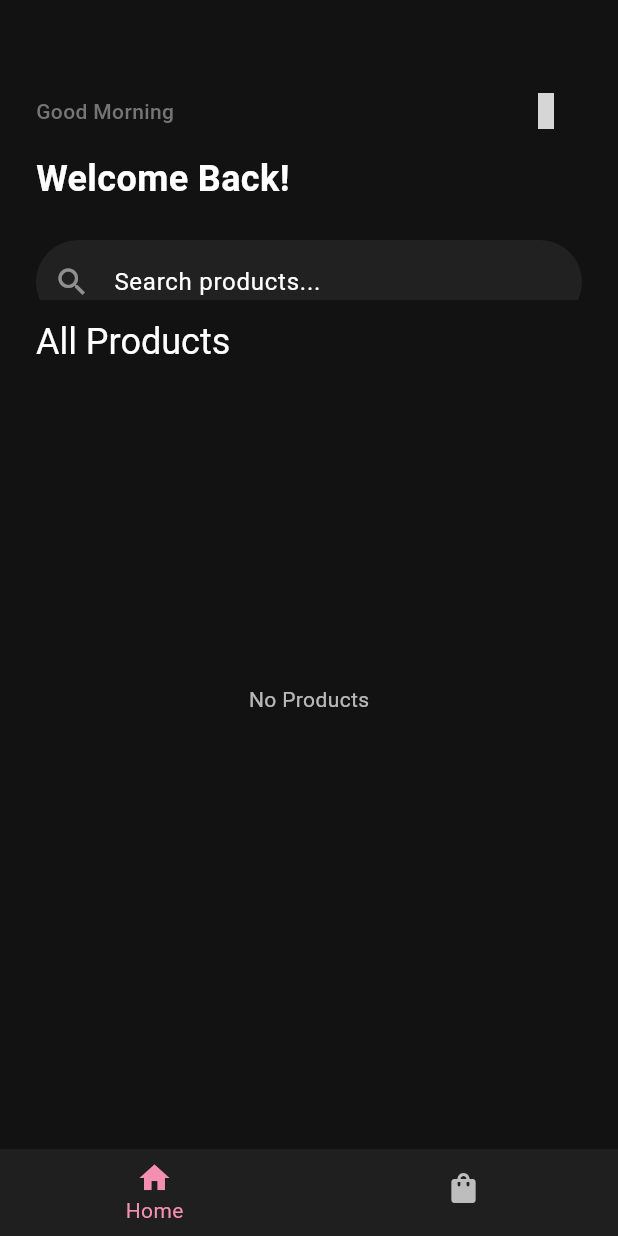
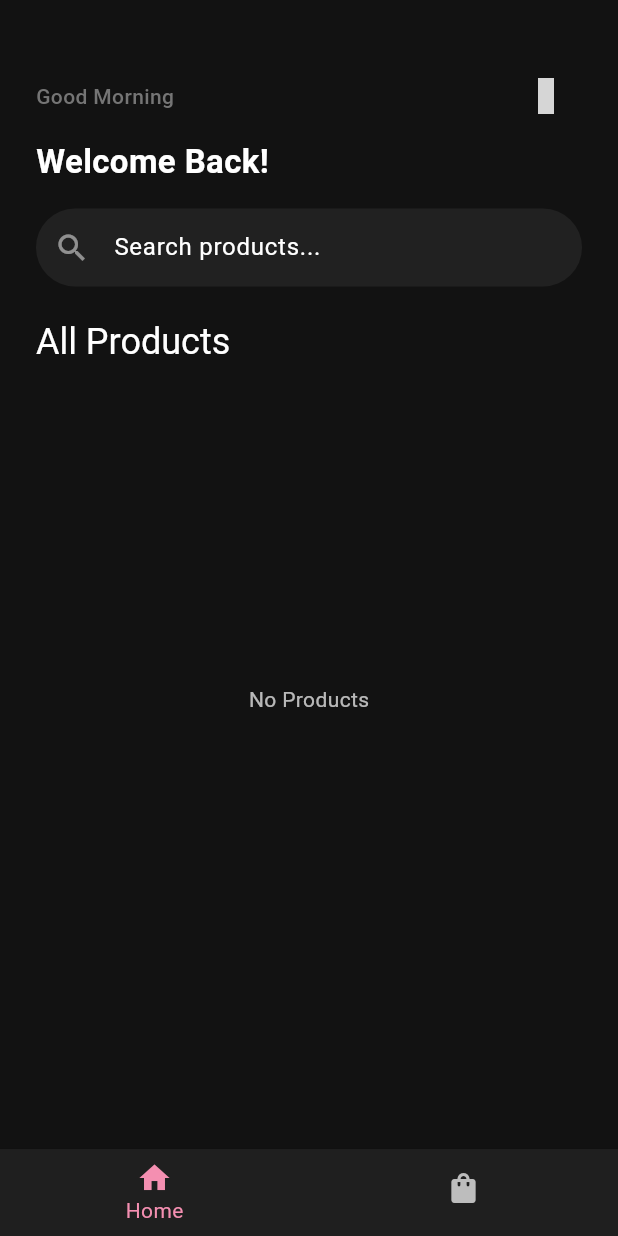
Before and after one commit to saneeswaran/tech-saint-task, a Flutter app: the screen it shows after launch, after a tap on an icon or button, on a phone screen of 412 x 824 dp. Run offline on Flutter 3.47's test engine with Material 3 defaults, Android fonts, the phone set to English and light mode, and no system bars; our stand-ins replace cached_network_image, connectivity_plus, device_preview, flutter_riverpod, fpdart, freezed_annotation and 4 more; accounts and stored records are empty; network calls fail; grey boxes are pictures that could not be loaded.

Commit message:
responsive page

```diff
--- a/lib/features/home page/components/home_app_bar.dart
+++ b/lib/features/home page/components/home_app_bar.dart
@@ -12,39 +12,51 @@ class HomeAppBar extends ConsumerWidget {
   Widget build(BuildContext context, WidgetRef ref) {
     final isLightTheme = ref.watch(themeProvider);
 
+    return LayoutBuilder(
+      builder: (context, constraints) {
+        final isTablet = constraints.maxWidth >= 600;
+
         return Padding(
-      padding: const EdgeInsets.symmetric(horizontal: 24),
+          padding: EdgeInsets.symmetric(horizontal: isTablet ? 40 : 24),
+          child: SingleChildScrollView(
+            physics: const NeverScrollableScrollPhysics(),
             child: Column(
               crossAxisAlignment: CrossAxisAlignment.start,
               children: [
-          const SizedBox(height: 50),
+                SizedBox(height: isTablet ? 60 : 40),
+
                 Row(
                   mainAxisAlignment: MainAxisAlignment.spaceBetween,
                   children: [
                     Text(
                       "Good Morning",
                       style: TextStyle(
-                  fontSize: 14,
+                        fontSize: isTablet ? 16 : 14,
                         color: Colors.grey.shade600,
                         fontWeight: FontWeight.w500,
                       ),
                     ),
                     IconButton(
-                onPressed: () => ref.read(themeProvider.notifier).toggleTheme(),
+                      onPressed: () =>
+                          ref.read(themeProvider.notifier).toggleTheme(),
                       icon: Icon(isLightTheme ? Iconsax.moon : Iconsax.sun),
                     ),
                   ],
                 ),
+
                 const SizedBox(height: 4),
+
                 Text(
                   "Welcome Back!",
                   style: TextStyle(
-              fontSize: 24,
+                    fontSize: isTablet ? 30 : 22,
                     fontWeight: FontWeight.bold,
                     color: isLightTheme ? Colors.black : Colors.white,
                   ),
                 ),
-          const SizedBox(height: 24),
+
+                SizedBox(height: isTablet ? 20 : 16),
+
                 GestureDetector(
                   onTap: () => Navigator.push(
                     context,
@@ -54,6 +66,8 @@ class HomeAppBar extends ConsumerWidget {
                     tag: "searchbar",
                     child: AbsorbPointer(
                       absorbing: true,
+                      child: SizedBox(
+                        height: 52,
                         child: CustomTextFormField(
                           controller: TextEditingController(),
                           labelText: "Search products...",
@@ -61,8 +75,12 @@ class HomeAppBar extends ConsumerWidget {
                       ),
                     ),
                   ),
+                ),
               ],
             ),
+          ),
+        );
+      },
     );
   }
 }
--- a/lib/features/home page/view model/product_notifier.dart
+++ b/lib/features/home page/view model/product_notifier.dart
@@ -1,6 +1,7 @@
 import 'package:flutter_riverpod/flutter_riverpod.dart';
 import 'package:flutter_riverpod/legacy.dart';
 import 'package:techsaint_task/core/utils/utils.dart';
+import 'package:techsaint_task/features/home%20page/model/hive/hive_products.dart';
 import 'package:techsaint_task/features/home%20page/model/model/products.dart';
 import 'package:techsaint_task/features/home%20page/model/state/product_state.dart';
 import 'package:techsaint_task/features/home%20page/service/product_hive_manager.dart';
@@ -33,10 +34,13 @@ class ProductNotifier extends StateNotifier<ProductState> {
   List<Products> _allProducts = [];
 
   Future<void> getProducts() async {
+    state = const ProductState.loading();
+
     try {
-      final checkInternet = await Utils.checkInternetConnection();
+      final hasInternet = await Utils.checkInternetConnection();
 
-      if (!checkInternet) {
+      //  load from Hive
+      if (!hasInternet) {
         final localProducts = await ProductHiveManager.getAllproducts();
 
         final convertedProducts = localProducts
@@ -56,13 +60,25 @@ class ProductNotifier extends StateNotifier<ProductState> {
         return;
       }
 
-      state = const ProductState.loading();
+      //  fetch from API
       final result = await ProductRepo.getProducts();
 
-      result.fold((error) => state = ProductState.error(error), (products) {
-        _allProducts = products;
-        state = ProductState.loaded(_allProducts);
-      });
+      result.fold(
+        (error) {
+          state = ProductState.error(error);
+        },
+        (products) async {
+          _allProducts = products;
+          final hiveProduct = products
+              .map((e) => HiveProducts.fromProducts(e))
+              .toList();
+          // Clear & cache ONLY after successful fetch
+          await ProductHiveManager.clearProducts();
+          await ProductHiveManager.addProducts(hiveProduct);
+
+          state = ProductState.loaded(_allProducts);
+        },
+      );
     } catch (e) {
       state = ProductState.error(e.toString());
     }
--- a/lib/features/home page/view/home_page.dart
+++ b/lib/features/home page/view/home_page.dart
@@ -79,12 +79,27 @@ class HomePage extends ConsumerWidget {
               }
               return SliverPadding(
                 padding: const EdgeInsets.symmetric(horizontal: 24),
-                sliver: SliverGrid(
-                  gridDelegate: const SliverGridDelegateWithFixedCrossAxisCount(
-                    crossAxisCount: 2,
-                    childAspectRatio: 0.6,
-                    mainAxisSpacing: 10,
-                    crossAxisSpacing: 10,
+                sliver: SliverLayoutBuilder(
+                  builder: (context, constraints) {
+                    int crossAxisCount = 2;
+                    double aspectRatio = 0.6;
+
+                    final width = constraints.crossAxisExtent;
+
+                    if (width >= 600 && width < 1024) {
+                      crossAxisCount = 3;
+                      aspectRatio = 0.65;
+                    } else if (width >= 1024) {
+                      crossAxisCount = 5;
+                      aspectRatio = 0.7;
+                    }
+
+                    return SliverGrid(
+                      gridDelegate: SliverGridDelegateWithFixedCrossAxisCount(
+                        crossAxisCount: crossAxisCount,
+                        childAspectRatio: aspectRatio,
+                        mainAxisSpacing: 16,
+                        crossAxisSpacing: 16,
                       ),
                       delegate: SliverChildBuilderDelegate(
                         childCount: products.length,
@@ -95,11 +110,16 @@ class HomePage extends ConsumerWidget {
                             onAddToCart: () {
                               ref
                                   .read(cartNotifier.notifier)
-                              .addToProduct(product: product, context: context);
+                                  .addToProduct(
+                                    product: product,
+                                    context: context,
+                                  );
                             },
                           );
                         },
                       ),
+                    );
+                  },
                 ),
               );
             },
--- a/lib/main.dart
+++ b/lib/main.dart
@@ -1,3 +1,5 @@
+import 'package:device_preview/device_preview.dart';
+import 'package:flutter/foundation.dart';
 import 'package:flutter/material.dart';
 import 'package:flutter_riverpod/flutter_riverpod.dart';
 import 'package:techsaint_task/core/constants/app_themes.dart';
@@ -8,7 +10,14 @@ import 'package:techsaint_task/core/constants/main_inits.dart';
 void main() async {
   WidgetsFlutterBinding.ensureInitialized();
   await MainInits.inits();
-  runApp(const ProviderScope(child: MyApp()));
+  runApp(
+    ProviderScope(
+      child: DevicePreview(
+        enabled: !kReleaseMode,
+        builder: (context) => const MyApp(),
+      ),
+    ),
+  );
 }
 
 class MyApp extends ConsumerWidget {
@@ -19,6 +28,8 @@ class MyApp extends ConsumerWidget {
     final isLight = ref.watch(themeProvider);
 
     return MaterialApp(
+      locale: DevicePreview.locale(context),
+      builder: DevicePreview.appBuilder,
       debugShowCheckedModeBanner: false,
       theme: isLight ? AppThemes.light : AppThemes.darkTheme,
       title: 'Techsaint Task',
--- a/pubspec.yaml
+++ b/pubspec.yaml
@@ -32,6 +32,7 @@ dependencies:
   cached_network_image: ^3.4.1
   connectivity_plus: ^7.0.0
   cupertino_icons: ^1.0.8
+  device_preview: ^1.3.1
   flutter:
     sdk: flutter
   flutter_riverpod: ^3.1.0
```
Also changed, not shown: lib/core/widgets/response_screen.dart (added, +22 -0 lines), lib/features/cart/view/cart_page.dart (+43 -26 lines), lib/features/home page/components/product_tile.dart (+27 -12 lines), lib/features/home page/model/hive/hive_products.dart (+10 -0 lines), lib/features/home page/service/product_hive_manager.dart (+9 -2 lines), lib/features/home page/view model/product_repo.dart (+0 -14 lines), pubspec.lock, 1 other file. Lines whose indentation alone changed are shown as unchanged.
